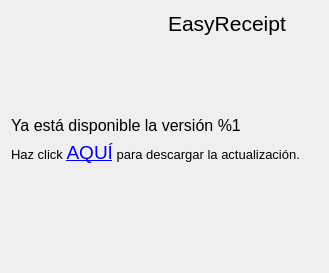
Qt form updatedialog.ui (RafaelGC/EasyReceipt) before a commit.
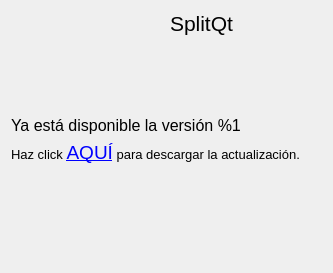
The same form after that commit. Icons and pictures are not drawn.

The edit to the form file:
```diff
--- a/updatedialog.ui
+++ b/updatedialog.ui
@@ -6,7 +6,7 @@
    <rect>
     <x>0</x>
     <y>0</y>
-    <width>329</width>
+    <width>333</width>
     <height>273</height>
    </rect>
   </property>
@@ -42,7 +42,7 @@
           </font>
          </property>
          <property name="text">
-          <string>EasyReceipt</string>
+          <string>SplitQt</string>
          </property>
         </widget>
        </item>
```
